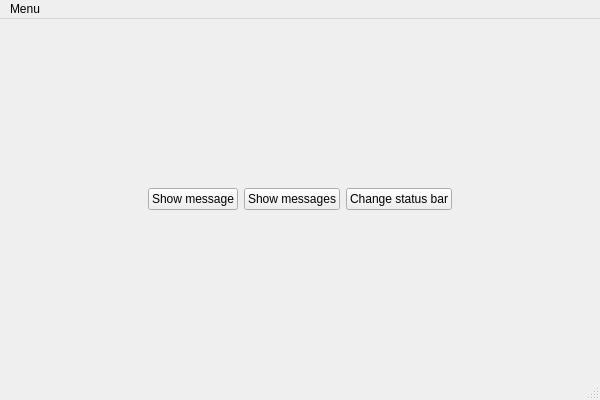
Above: SignalsAndSlots/Part_1/Part_1.ui from BlogHeaderFiles/HeaderFiles.com before the change. Below: the same form after it.
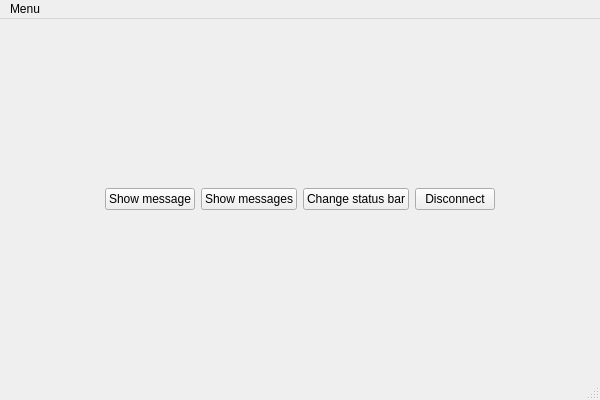
That is the form after the change.

Commit message: Update to separate the status bar example from the disconnect one

The edit to the form file:
```diff
--- a/SignalsAndSlots/Part_1/Part_1.ui
+++ b/SignalsAndSlots/Part_1/Part_1.ui
@@ -64,6 +64,13 @@
         </property>
        </widget>
       </item>
+      <item>
+       <widget class="QPushButton" name="btnDisconnect">
+        <property name="text">
+         <string>Disconnect</string>
+        </property>
+       </widget>
+      </item>
       <item>
        <spacer name="horizontalSpacer_2">
         <property name="orientation">
```
The commit also changes 2 other files.
